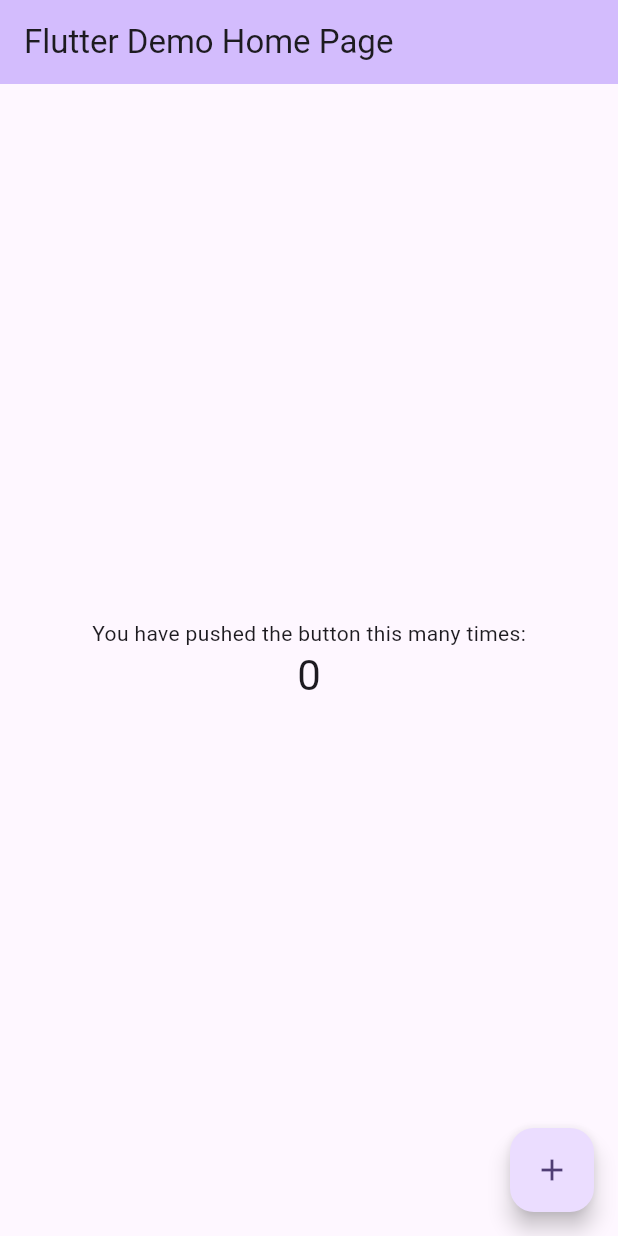
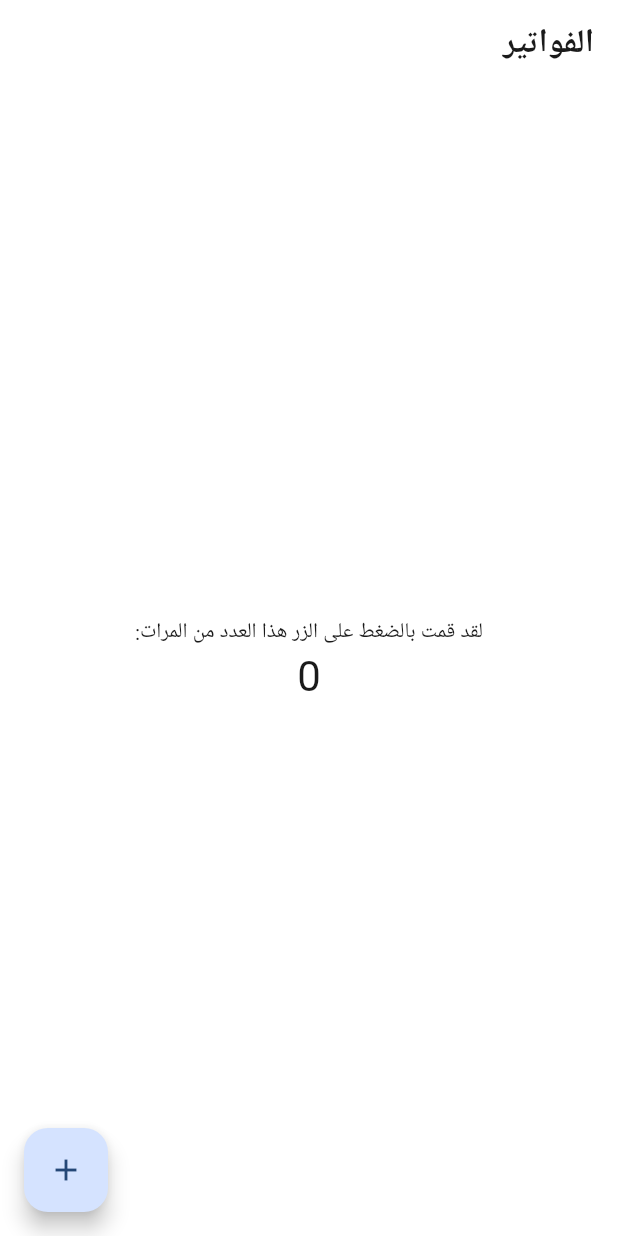
Before and after one commit to salehbagomri/fawatir_app, a Flutter app: the screen it shows after launch, on a phone screen of 412 x 824 dp. Run offline on Flutter 3.47's test engine with Material 3 defaults, Android fonts, the phone set to English and light mode, and no system bars; our stand-ins replace google_fonts.

Commit message:
feat: theme and Arabic RTL localization (T0.2)

```diff
--- /dev/null
+++ b/lib/app/theme.dart
@@ -0,0 +1,33 @@
+import 'package:flutter/material.dart';
+import 'package:google_fonts/google_fonts.dart';
+
+class AppColors {
+  static const Color accent = Color(0xFF1F3A5F);
+  static const Color dark = Color(0xFF1A1A1A);
+  static const Color muted = Color(0xFF6B7280);
+  static const Color line = Color(0xFFE6E8EB);
+  static const Color zebra = Color(0xFFF7F8FA);
+}
+
+ThemeData getAppTheme() {
+  final baseTheme = ThemeData(
+    useMaterial3: true,
+    colorScheme: ColorScheme.fromSeed(
+      seedColor: AppColors.accent,
+      primary: AppColors.accent,
+      onPrimary: Colors.white,
+      surface: Colors.white,
+      onSurface: AppColors.dark,
+    ),
+    scaffoldBackgroundColor: Colors.white,
+    dividerColor: AppColors.line,
+  );
+
+  return baseTheme.copyWith(
+    textTheme: GoogleFonts.ibmPlexSansArabicTextTheme(baseTheme.textTheme).copyWith(
+      bodyLarge: GoogleFonts.ibmPlexSansArabic(textStyle: baseTheme.textTheme.bodyLarge?.copyWith(color: AppColors.dark)),
+      bodyMedium: GoogleFonts.ibmPlexSansArabic(textStyle: baseTheme.textTheme.bodyMedium?.copyWith(color: AppColors.dark)),
+      titleLarge: GoogleFonts.ibmPlexSansArabic(textStyle: baseTheme.textTheme.titleLarge?.copyWith(color: AppColors.accent, fontWeight: FontWeight.bold)),
+    ),
+  );
+}
--- a/lib/main.dart
+++ b/lib/main.dart
@@ -1,4 +1,6 @@
 import 'package:flutter/material.dart';
+import 'package:flutter_localizations/flutter_localizations.dart';
+import 'package:fawatir/app/theme.dart';
 
 void main() {
   runApp(const MyApp());
@@ -7,45 +9,27 @@ void main() {
 class MyApp extends StatelessWidget {
   const MyApp({super.key});
 
-  // This widget is the root of your application.
   @override
   Widget build(BuildContext context) {
     return MaterialApp(
-      title: 'Flutter Demo',
-      theme: ThemeData(
-        // This is the theme of your application.
-        //
-        // TRY THIS: Try running your application with "flutter run". You'll see
-        // the application has a purple toolbar. Then, without quitting the app,
-        // try changing the seedColor in the colorScheme below to Colors.green
-        // and then invoke "hot reload" (save your changes or press the "hot
-        // reload" button in a Flutter-supported IDE, or press "r" if you used
-        // the command line to start the app).
-        //
-        // Notice that the counter didn't reset back to zero; the application
-        // state is not lost during the reload. To reset the state, use hot
-        // restart instead.
-        //
-        // This works for code too, not just values: Most code changes can be
-        // tested with just a hot reload.
-        colorScheme: .fromSeed(seedColor: Colors.deepPurple),
-      ),
-      home: const MyHomePage(title: 'Flutter Demo Home Page'),
+      title: 'الفواتير',
+      theme: getAppTheme(),
+      locale: const Locale('ar'),
+      supportedLocales: const [
+        Locale('ar'),
+      ],
+      localizationsDelegates: const [
+        GlobalMaterialLocalizations.delegate,
+        GlobalWidgetsLocalizations.delegate,
+        GlobalCupertinoLocalizations.delegate,
+      ],
+      home: const MyHomePage(title: 'الفواتير'),
     );
   }
 }
 
 class MyHomePage extends StatefulWidget {
   const MyHomePage({super.key, required this.title});
-
-  // This widget is the home page of your application. It is stateful, meaning
-  // that it has a State object (defined below) that contains fields that affect
-  // how it looks.
-
-  // This class is the configuration for the state. It holds the values (in this
-  // case the title) provided by the parent (in this case the App widget) and
-  // used by the build method of the State. Fields in a Widget subclass are
-  // always marked "final".
 
   final String title;
 
@@ -58,53 +42,23 @@ class _MyHomePageState extends State<MyHomePage> {
 
   void _incrementCounter() {
     setState(() {
-      // This call to setState tells the Flutter framework that something has
-      // changed in this State, which causes it to rerun the build method below
-      // so that the display can reflect the updated values. If we changed
-      // _counter without calling setState(), then the build method would not be
-      // called again, and so nothing would appear to happen.
       _counter++;
     });
   }
 
   @override
   Widget build(BuildContext context) {
-    // This method is rerun every time setState is called, for instance as done
-    // by the _incrementCounter method above.
-    //
-    // The Flutter framework has been optimized to make rerunning build methods
-    // fast, so that you can just rebuild anything that needs updating rather
-    // than having to individually change instances of widgets.
     return Scaffold(
       appBar: AppBar(
-        // TRY THIS: Try changing the color here to a specific color (to
-        // Colors.amber, perhaps?) and trigger a hot reload to see the AppBar
-        // change color while the other colors stay the same.
-        backgroundColor: Theme.of(context).colorScheme.inversePrimary,
-        // Here we take the value from the MyHomePage object that was created by
-        // the App.build method, and use it to set our appbar title.
         title: Text(widget.title),
       ),
       body: Center(
-        // Center is a layout widget. It takes a single child and positions it
-        // in the middle of the parent.
         child: Column(
-          // Column is also a layout widget. It takes a list of children and
-          // arranges them vertically. By default, it sizes itself to fit its
-          // children horizontally, and tries to be as tall as its parent.
-          //
-          // Column has various properties to control how it sizes itself and
-          // how it positions its children. Here we use mainAxisAlignment to
-          // center the children vertically; the main axis here is the vertical
-          // axis because Columns are vertical (the cross axis would be
-          // horizontal).
-          //
-          // TRY THIS: Invoke "debug painting" (choose the "Toggle Debug Paint"
-          // action in the IDE, or press "p" in the console), to see the
-          // wireframe for each widget.
-          mainAxisAlignment: .center,
+          mainAxisAlignment: MainAxisAlignment.center,
           children: [
-            const Text('You have pushed the button this many times:'),
+            const Text(
+              'لقد قمت بالضغط على الزر هذا العدد من المرات:',
+            ),
             Text(
               '$_counter',
               style: Theme.of(context).textTheme.headlineMedium,
@@ -114,7 +68,7 @@ class _MyHomePageState extends State<MyHomePage> {
       ),
       floatingActionButton: FloatingActionButton(
         onPressed: _incrementCounter,
-        tooltip: 'Increment',
+        tooltip: 'زيادة',
         child: const Icon(Icons.add),
       ),
     );
--- a/pubspec.yaml
+++ b/pubspec.yaml
@@ -29,6 +29,8 @@ environment:
 # versions available, run `flutter pub outdated`.
 dependencies:
   flutter:
+    sdk: flutter
+  flutter_localizations:
     sdk: flutter
 
   # The following adds the Cupertino Icons font to your application.
```
Also changed, not shown: pubspec.lock.
